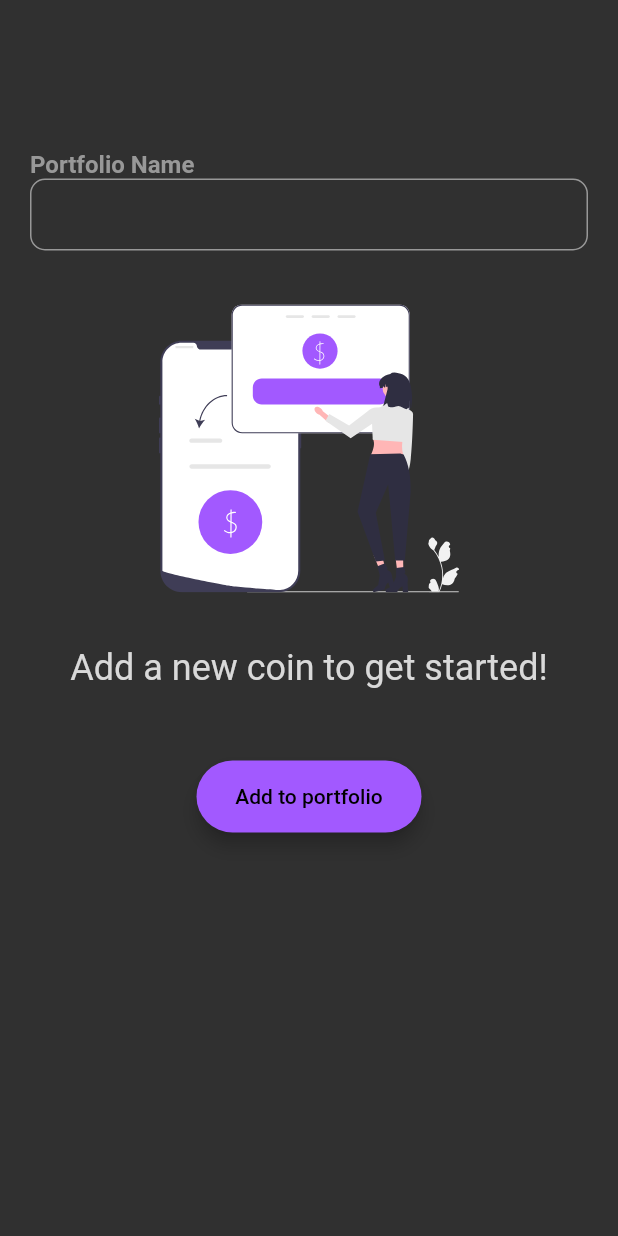
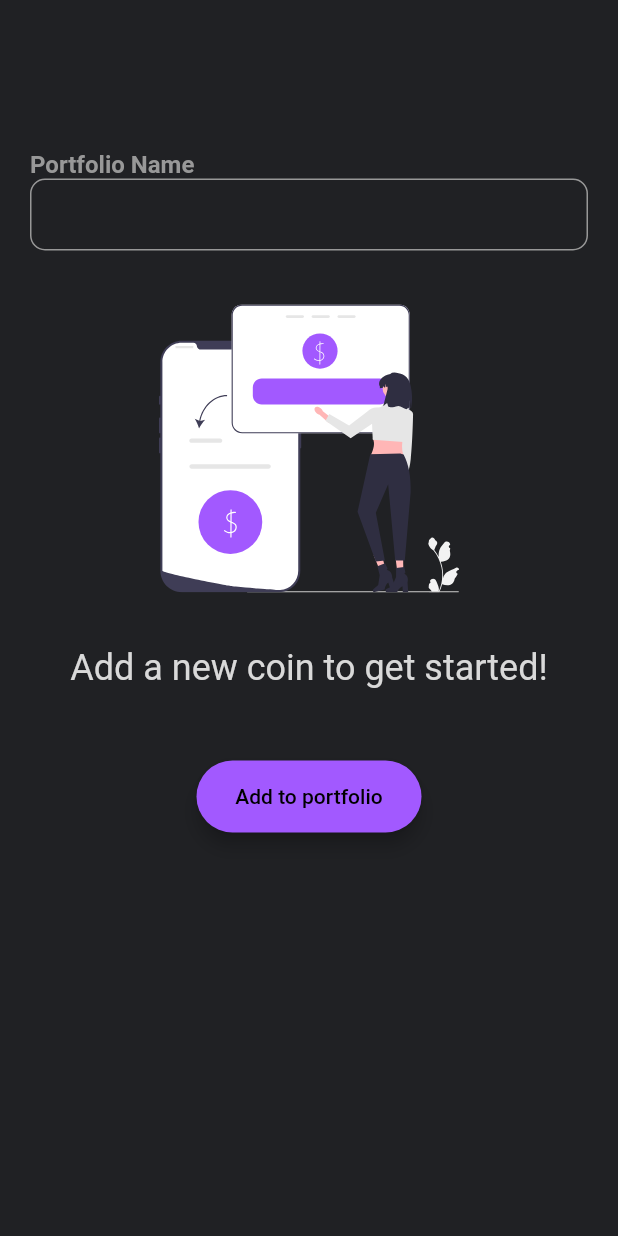
Before and after one commit to JhansiA/crypto-portfolio-app, a Flutter app: the PortfolioScreen screen opened by its route, after a tap on "Create portfolio", on a phone screen of 412 x 824 dp. Run offline on Flutter 3.47's test engine with Material 2 defaults, Android fonts, the phone set to English and light mode, and no system bars; drawn by our look-alikes of modal_progress_hud_nsn; our stand-ins replace cloud_firestore, firebase_auth, firebase_core, flutter_svg, fluttertoast; missing offline and left inert: favorite_button; accounts and stored records are empty.

Commit message:
background color and spinning changes

```diff
--- a/lib/screens/create_portfolio.dart
+++ b/lib/screens/create_portfolio.dart
@@ -37,7 +37,9 @@ class _CreatePortfolioState extends State<CreatePortfolio> {
 
   @override
   Widget build(BuildContext context) {
-    return Column(
+    return Container(
+      color: kBackgroundColor,
+      child: Column(
         crossAxisAlignment: CrossAxisAlignment.stretch,
         mainAxisAlignment: MainAxisAlignment.center,
         children: [
@@ -51,6 +53,7 @@ class _CreatePortfolioState extends State<CreatePortfolio> {
                 alignment: Alignment.center,
                 child: RoundedButton(title: '   Create portfolio   ', onPressed: (){
                   showModalBottomSheet(
+                    backgroundColor: kBackgroundColor,
                       context: context,
                       isDismissible: false,
                       isScrollControlled: true,
@@ -63,6 +66,7 @@ class _CreatePortfolioState extends State<CreatePortfolio> {
                 })),
           ),
         ],
+      ),
     );
   }
 
--- a/lib/screens/portfolio_screen.dart
+++ b/lib/screens/portfolio_screen.dart
@@ -29,7 +29,7 @@ class _PortfolioScreenState extends State<PortfolioScreen> {
   Map<String,double> price = {};
   double? totalBalance ;
   double? totalProfitLoss ;
-  // bool showSpinner = false;
+  bool showSpinner = false;
   final _text = TextEditingController();
   final _auth = FirebaseAuth.instance;
 
@@ -45,15 +45,15 @@ class _PortfolioScreenState extends State<PortfolioScreen> {
     super.dispose();
   }
   void getProfileDetails() async{
-    // setState(() {
-    //   showSpinner = true;
-    // });
+    setState(() {
+      showSpinner = true;
+    });
     await getPortfolio(loggedInUser.uid);
     await getCoinData(portfolioID);
     await getData(coinDetails.keys.toList());
-    // setState(() {
-    //   showSpinner = false;
-    // });
+    setState(() {
+      showSpinner = false;
+    });
   }
 
   Future<void> getPortfolio(id) async {
@@ -110,7 +110,15 @@ class _PortfolioScreenState extends State<PortfolioScreen> {
   Widget build(BuildContext context) {
     return SafeArea(
       child: Scaffold(
-        body: portfolioData.isEmpty? CreatePortfolio() : loadPortfolio(),
+        body: ModalProgressHUD(
+        color: kBackgroundColor,
+        progressIndicator: CircularProgressIndicator(color: kPrimaryColor,),
+        inAsyncCall: showSpinner,
+        child:
+            showSpinner== false?
+            portfolioData.isEmpty? CreatePortfolio() : loadPortfolio():
+            Container(),
+      ),
       ),
     );
   }
@@ -295,6 +303,7 @@ class _PortfolioScreenState extends State<PortfolioScreen> {
                   const Icon(Icons.edit_note, color: kPrimaryColor,size: 20),
                   TextButton(onPressed: (){
                     showModalBottomSheet(
+                      backgroundColor: kBackgroundColor,
                         context: context,
                         isDismissible: false,
                         isScrollControlled: true,
@@ -317,6 +326,7 @@ class _PortfolioScreenState extends State<PortfolioScreen> {
                       showDialog<String>(
                         context: context,
                         builder: (BuildContext context) => AlertDialog(
+                          backgroundColor: kBackgroundColor,
                           // title: Text('Remove Coin',style: kTitleTextStyle.copyWith(fontSize: 24),textAlign: TextAlign.center,),
                           content: Text('Are you sure you want to delete "$portfolioName" ?',
                             style: kCardTextStyle,),
--- a/lib/screens/search_coin.dart
+++ b/lib/screens/search_coin.dart
@@ -142,6 +142,7 @@ class SearchCoinState extends State<SearchCoin> {
                           {showDialog<String>(
                             context: context,
                             builder: (BuildContext context) => AlertDialog(
+                              backgroundColor: kBackgroundColor,
                               title: Text('Remove Coin',style: kTitleTextStyle.copyWith(fontSize: 24),textAlign: TextAlign.center,),
                               content: const Text('Are you sure you want to remove this coin? Any transactions associated with this coin will also be removed',
                                 style: kCardTextStyle,),
--- a/lib/screens/signin_screen.dart
+++ b/lib/screens/signin_screen.dart
@@ -24,8 +24,9 @@ class _SigninScreenState extends State<SigninScreen> {
     return SafeArea(
       child: Scaffold(
         body: ModalProgressHUD(
-          color: kPrimaryColor,
+          color: kBackgroundColor,
           inAsyncCall: showSpinner,
+          progressIndicator: CircularProgressIndicator(color: kPrimaryColor,backgroundColor: kPrimaryColor,),
           child: Padding(
             padding: const EdgeInsets.symmetric(horizontal: 24.0),
             child: SingleChildScrollView(
--- a/lib/screens/signup_screen.dart
+++ b/lib/screens/signup_screen.dart
@@ -41,6 +41,7 @@ class _SignupScreenState extends State<SignupScreen> {
       body: ModalProgressHUD(
         color: kPrimaryColor,
         inAsyncCall: showSpinner,
+        progressIndicator: CircularProgressIndicator(color: kPrimaryColor,backgroundColor: kPrimaryColor,),
         child: Padding(
           padding: const EdgeInsets.symmetric(horizontal: 24.0),
           child: ListView(
--- a/lib/screens/transaction_history.dart
+++ b/lib/screens/transaction_history.dart
@@ -105,11 +105,11 @@ class CoinTransactions extends StatelessWidget {
                       children: [Text('PROFIT/LOSS',style: kInputTitleTextStyle.copyWith(fontSize: 14)),
                         profitLoss < 0 ? Text(
                           NumberFormat.simpleCurrency(locale: 'en-US',decimalDigits: 2).format(profitLoss??0),
-                          style: const TextStyle(fontSize: 16,color: Colors.red),
+                          style: const TextStyle(fontSize: 16,color: Colors.red,fontWeight: FontWeight.bold),
                         ):
                         Text(
                           NumberFormat.simpleCurrency(locale: 'en-US',decimalDigits: 2).format(profitLoss??0),
-                          style: const TextStyle(fontSize: 16,color: Colors.green),
+                          style: const TextStyle(fontSize: 16,color: Colors.green,fontWeight: FontWeight.bold),
                         ),
                       ],
                     ),
@@ -144,6 +144,7 @@ class TransactionsStream extends StatelessWidget {
         if (!snapshot.hasData) {
           return const Center(
             child: CircularProgressIndicator(
+              color: kPrimaryColor,
               backgroundColor: kPrimaryColor,
             ),
           );
```
Lines whose indentation alone changed are shown as unchanged.
